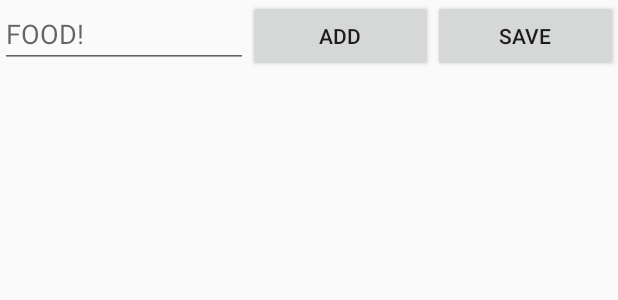
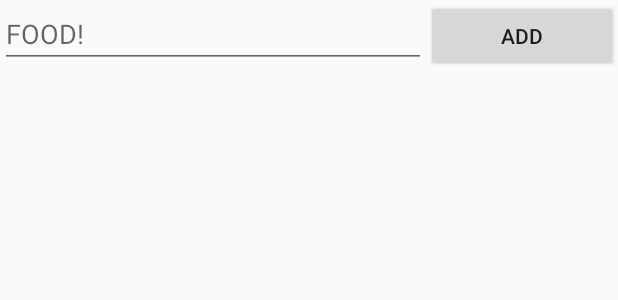
Before and after one commit to spaceRaccon/GroceryList, an Android app: the layout activity_main.xml on its own in the app's theme, with its tools: preview values and no code run, on a phone screen of 412 x 824 dp. Shown: the top 300 px of the screen. Run offline under Robolectric (Android 15) with nearby library versions, the phone set to English and light mode, and no system bars.

Commit message:
removed saved button
the list should be saved anytime the activity is put on pause or stopped

```diff
--- a/app/src/main/res/layout/activity_main.xml
+++ b/app/src/main/res/layout/activity_main.xml
@@ -18,23 +18,18 @@
             android:layout_width="wrap_content"
             android:layout_height="wrap_content"
             android:hint="@string/hint"
-            android:layout_weight="60"
+            android:layout_weight="85"
             android:id="@+id/addView" >
         </EditText>
 
         <Button
             android:layout_width="wrap_content"
             android:layout_height="wrap_content"
-            android:layout_weight="20"
+            android:layout_weight="15"
             android:text="ADD"
             android:id="@+id/addbtn" />
 
-        <Button
-            android:layout_width="wrap_content"
-            android:layout_height="wrap_content"
-            android:layout_weight="20"
-            android:text="SAVE"
-            android:id="@+id/saveBtn" />
+
 
     </LinearLayout>
 
```
Also changed, not shown: app/src/main/java/jackrabbit/grocerylist/MainActivity.java (+1 -6 lines).
